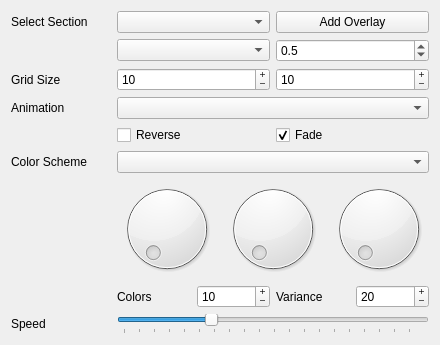
This is gui/widget/maestrocontrol.ui in 8bitbuddhist/PixelMaestro as Qt 5 draws it before an edit. The edited form follows.
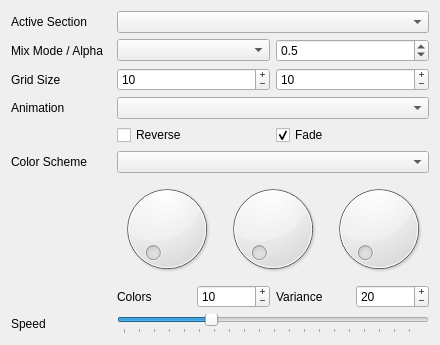
This is the edited form.

Commit message: Changed MaestroControl to (temporarily) come with an Overlay by default. Disabled dynamic add/remove Sections and Overlays.

The edit to the form file:
```diff
--- a/gui/widget/maestrocontrol.ui
+++ b/gui/widget/maestrocontrol.ui
@@ -25,7 +25,7 @@
      <item row="0" column="0">
       <widget class="QLabel" name="sectionSelectLabel">
        <property name="text">
-        <string>Select Section</string>
+        <string>Active Section</string>
        </property>
       </widget>
      </item>
@@ -34,13 +34,6 @@
        <item>
         <widget class="QComboBox" name="sectionComboBox"/>
        </item>
-       <item>
-        <widget class="QPushButton" name="addOverlayButton">
-         <property name="text">
-          <string>Add Overlay</string>
-         </property>
-        </widget>
-       </item>
       </layout>
      </item>
      <item row="2" column="0">
@@ -371,6 +364,13 @@
        </item>
       </layout>
      </item>
+     <item row="1" column="0">
+      <widget class="QLabel" name="mixModeLabel">
+       <property name="text">
+        <string>Mix Mode / Alpha</string>
+       </property>
+      </widget>
+     </item>
     </layout>
    </item>
   </layout>
```
The commit also changes 3 other files.
